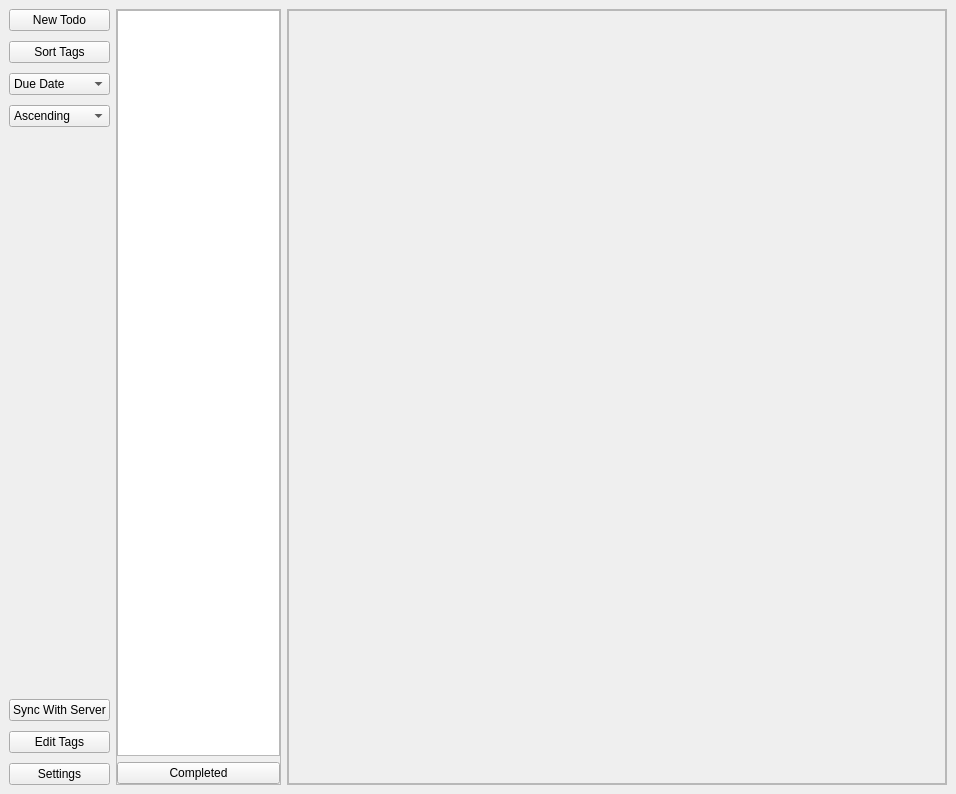
First picture: the form in src/gui/mainwindow.ui, repository gravityfargo/DavTasks, before the edit.
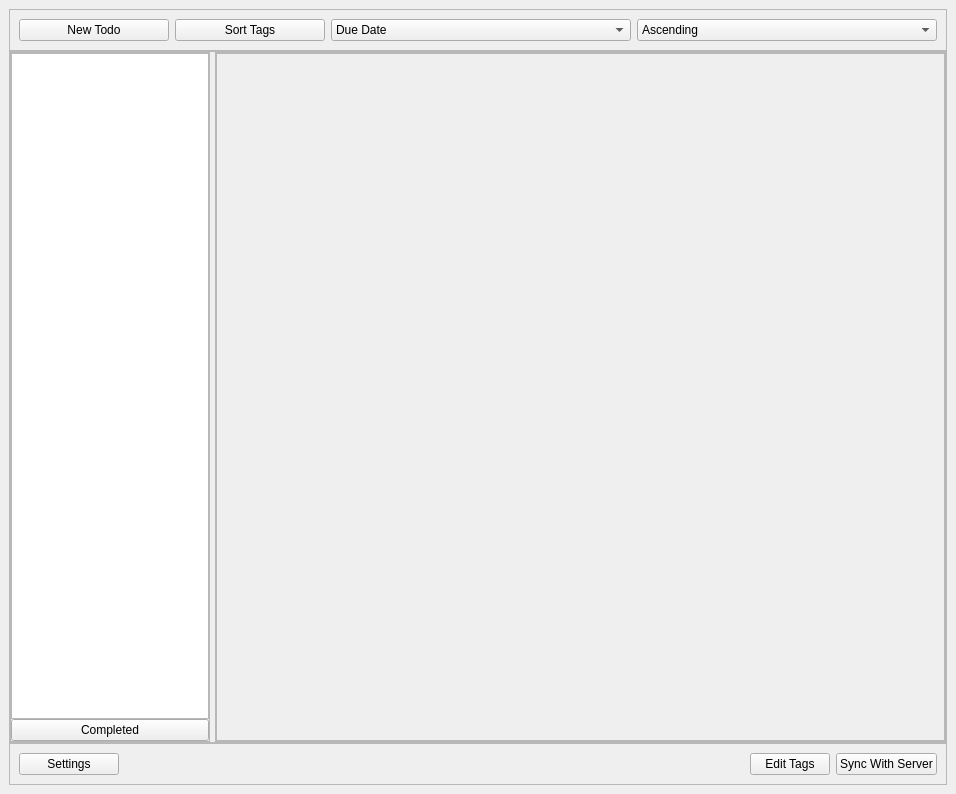
Second picture: the form after the edit.

Diff of the .ui file:
```diff
--- a/src/gui/mainwindow.ui
+++ b/src/gui/mainwindow.ui
@@ -14,30 +14,58 @@
    <string>MainWindow</string>
   </property>
   <widget class="QWidget" name="topWidget">
-   <layout class="QGridLayout" name="gridLayout" columnstretch="1,2,8">
+   <layout class="QGridLayout" name="gridLayout" columnstretch="0">
     <property name="verticalSpacing">
      <number>0</number>
     </property>
     <item row="0" column="0">
-     <layout class="QVBoxLayout" name="verticalLayoutButtons">
-      <property name="spacing">
-       <number>10</number>
+     <widget class="QFrame" name="frameToolbarTags">
+      <property name="frameShape">
+       <enum>QFrame::StyledPanel</enum>
       </property>
-      <item>
-       <widget class="QPushButton" name="pushButtonAdd">
-        <property name="text">
-         <string>New Todo</string>
-        </property>
-       </widget>
-      </item>
-      <item>
+      <property name="frameShadow">
+       <enum>QFrame::Raised</enum>
+      </property>
+      <layout class="QGridLayout" name="gridLayout_3">
+       <item row="0" column="2">
        <widget class="QPushButton" name="pushButtonSortTags">
+         <property name="sizePolicy">
+          <sizepolicy hsizetype="Minimum" vsizetype="Preferred">
+           <horstretch>0</horstretch>
+           <verstretch>0</verstretch>
+          </sizepolicy>
+         </property>
+         <property name="maximumSize">
+          <size>
+           <width>150</width>
+           <height>16777215</height>
+          </size>
+         </property>
         <property name="text">
          <string>Sort Tags</string>
         </property>
        </widget>
       </item>
-      <item>
+       <item row="0" column="1">
+        <widget class="QPushButton" name="pushButtonAdd">
+         <property name="sizePolicy">
+          <sizepolicy hsizetype="Minimum" vsizetype="Preferred">
+           <horstretch>0</horstretch>
+           <verstretch>0</verstretch>
+          </sizepolicy>
+         </property>
+         <property name="maximumSize">
+          <size>
+           <width>150</width>
+           <height>16777215</height>
+          </size>
+         </property>
+         <property name="text">
+          <string>New Todo</string>
+         </property>
+        </widget>
+       </item>
+       <item row="0" column="3">
        <widget class="QComboBox" name="comboBoxSortTasks">
         <item>
          <property name="text">
@@ -51,7 +79,7 @@
         </item>
        </widget>
       </item>
-      <item>
+       <item row="0" column="4">
        <widget class="QComboBox" name="comboBoxSortDirection">
         <item>
          <property name="text">
@@ -65,49 +93,87 @@
         </item>
        </widget>
       </item>
-      <item>
-       <spacer name="verticalSpacerButtons">
-        <property name="orientation">
-         <enum>Qt::Vertical</enum>
-        </property>
-        <property name="sizeHint" stdset="0">
+      </layout>
+     </widget>
+    </item>
+    <item row="1" column="0">
+     <widget class="QFrame" name="frameBody">
+      <property name="frameShape">
+       <enum>QFrame::StyledPanel</enum>
+      </property>
+      <property name="frameShadow">
+       <enum>QFrame::Raised</enum>
+      </property>
+      <layout class="QGridLayout" name="gridLayout_2">
+       <property name="leftMargin">
+        <number>0</number>
+       </property>
+       <property name="topMargin">
+        <number>0</number>
+       </property>
+       <property name="rightMargin">
+        <number>0</number>
+       </property>
+       <property name="bottomMargin">
+        <number>0</number>
+       </property>
+       <property name="horizontalSpacing">
+        <number>5</number>
+       </property>
+       <item row="0" column="0">
+        <widget class="QFrame" name="frameTagsList">
+         <property name="maximumSize">
          <size>
-          <width>20</width>
-          <height>40</height>
-         </size>
-        </property>
-       </spacer>
-      </item>
-      <item>
-       <widget class="QPushButton" name="pushButtonSync">
-        <property name="text">
-         <string>Sync With Server</string>
-        </property>
-       </widget>
-      </item>
-      <item>
-       <widget class="QPushButton" name="pushButtonEditTags">
-        <property name="text">
-         <string>Edit Tags</string>
-        </property>
-       </widget>
-      </item>
-      <item>
-       <widget class="QPushButton" name="pushButtonSettings">
+           <width>200</width>
+           <height>16777215</height>
+          </size>
+         </property>
+         <property name="frameShape">
+          <enum>QFrame::StyledPanel</enum>
+         </property>
+         <property name="frameShadow">
+          <enum>QFrame::Raised</enum>
+         </property>
+         <layout class="QGridLayout" name="gridLayoutFrameTagsList">
+          <property name="leftMargin">
+           <number>0</number>
+          </property>
+          <property name="topMargin">
+           <number>0</number>
+          </property>
+          <property name="rightMargin">
+           <number>0</number>
+          </property>
+          <property name="bottomMargin">
+           <number>0</number>
+          </property>
+          <property name="spacing">
+           <number>0</number>
+          </property>
+          <item row="0" column="0">
+           <widget class="QListWidget" name="listWidgetTags">
+            <property name="styleSheet">
+             <string notr="true">font: 14pt &quot;Noto Sans&quot;;</string>
+            </property>
+           </widget>
+          </item>
+          <item row="1" column="0">
+           <widget class="QPushButton" name="pushButtonCompleted">
         <property name="sizePolicy">
-         <sizepolicy hsizetype="Expanding" vsizetype="Fixed">
+             <sizepolicy hsizetype="Minimum" vsizetype="Preferred">
           <horstretch>0</horstretch>
           <verstretch>0</verstretch>
          </sizepolicy>
         </property>
         <property name="text">
-         <string>Settings</string>
+             <string>Completed</string>
         </property>
        </widget>
       </item>
      </layout>
-    </item>
-    <item row="0" column="2">
+        </widget>
+       </item>
+       <item row="0" column="1">
      <widget class="QScrollArea" name="scrollAreaTodos">
       <property name="widgetResizable">
        <bool>true</bool>
@@ -117,8 +183,8 @@
         <rect>
          <x>0</x>
          <y>0</y>
-         <width>622</width>
-         <height>774</height>
+            <width>729</width>
+            <height>653</height>
         </rect>
        </property>
        <layout class="QGridLayout" name="gridLayoutScrollAreaTodosContent">
@@ -149,41 +215,64 @@
       </widget>
      </widget>
     </item>
-    <item row="0" column="1">
-     <widget class="QFrame" name="frameTagsList">
+      </layout>
+     </widget>
+    </item>
+    <item row="2" column="0">
+     <widget class="QFrame" name="frameToolbarSettings">
       <property name="frameShape">
        <enum>QFrame::StyledPanel</enum>
       </property>
       <property name="frameShadow">
        <enum>QFrame::Raised</enum>
       </property>
-      <layout class="QGridLayout" name="gridLayoutFrameTagsList">
-       <property name="leftMargin">
-        <number>0</number>
-       </property>
-       <property name="topMargin">
-        <number>0</number>
-       </property>
-       <property name="rightMargin">
-        <number>0</number>
-       </property>
-       <property name="bottomMargin">
-        <number>0</number>
-       </property>
+      <layout class="QGridLayout" name="gridLayout_4">
+       <item row="0" column="3">
+        <widget class="QPushButton" name="pushButtonSync">
+         <property name="text">
+          <string>Sync With Server</string>
+         </property>
+        </widget>
+       </item>
+       <item row="0" column="2">
+        <widget class="QPushButton" name="pushButtonEditTags">
+         <property name="text">
+          <string>Edit Tags</string>
+         </property>
+        </widget>
+       </item>
        <item row="0" column="0">
-        <widget class="QListWidget" name="listWidgetTags">
-         <property name="styleSheet">
-          <string notr="true">font: 14pt &quot;Noto Sans&quot;;</string>
+        <widget class="QPushButton" name="pushButtonSettings">
+         <property name="sizePolicy">
+          <sizepolicy hsizetype="Expanding" vsizetype="Fixed">
+           <horstretch>0</horstretch>
+           <verstretch>0</verstretch>
+          </sizepolicy>
          </property>
-        </widget>
-       </item>
-       <item row="1" column="0">
-        <widget class="QPushButton" name="pushButtonCompleted">
+         <property name="maximumSize">
+          <size>
+           <width>100</width>
+           <height>16777215</height>
+          </size>
+         </property>
          <property name="text">
-          <string>Completed</string>
+          <string>Settings</string>
          </property>
         </widget>
        </item>
+       <item row="0" column="1">
+        <spacer name="horizontalSpacer">
+         <property name="orientation">
+          <enum>Qt::Horizontal</enum>
+         </property>
+         <property name="sizeHint" stdset="0">
+          <size>
+           <width>40</width>
+           <height>20</height>
+          </size>
+         </property>
+        </spacer>
+       </item>
       </layout>
      </widget>
     </item>
```
Lines whose indentation alone changed are shown as unchanged.
